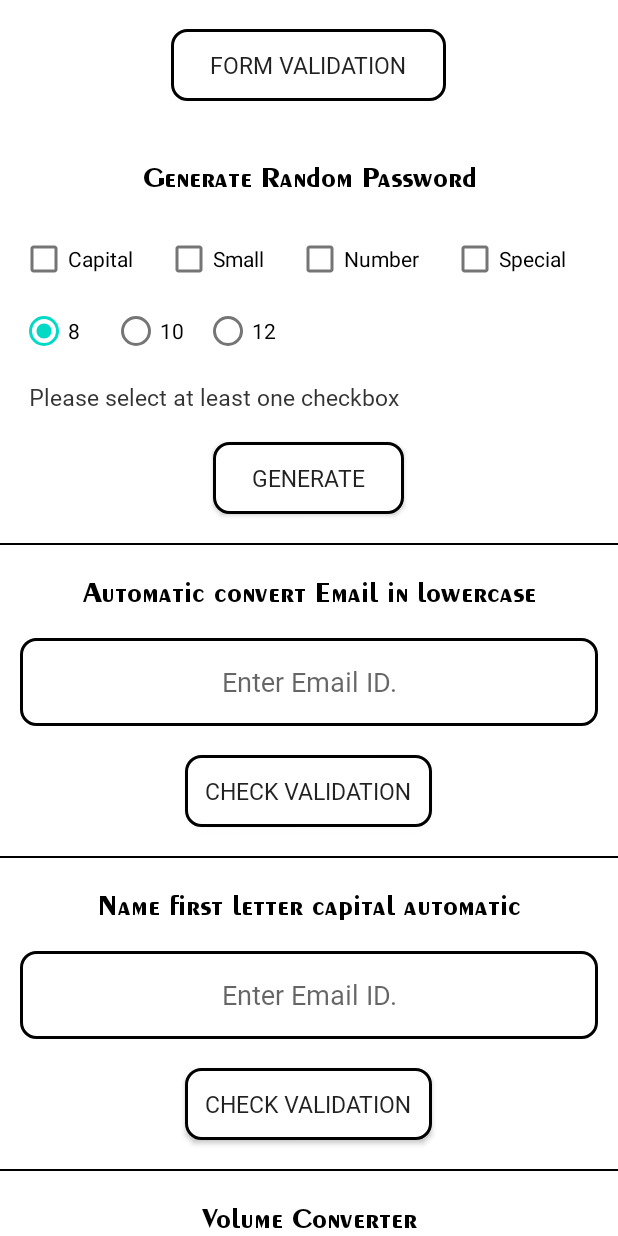
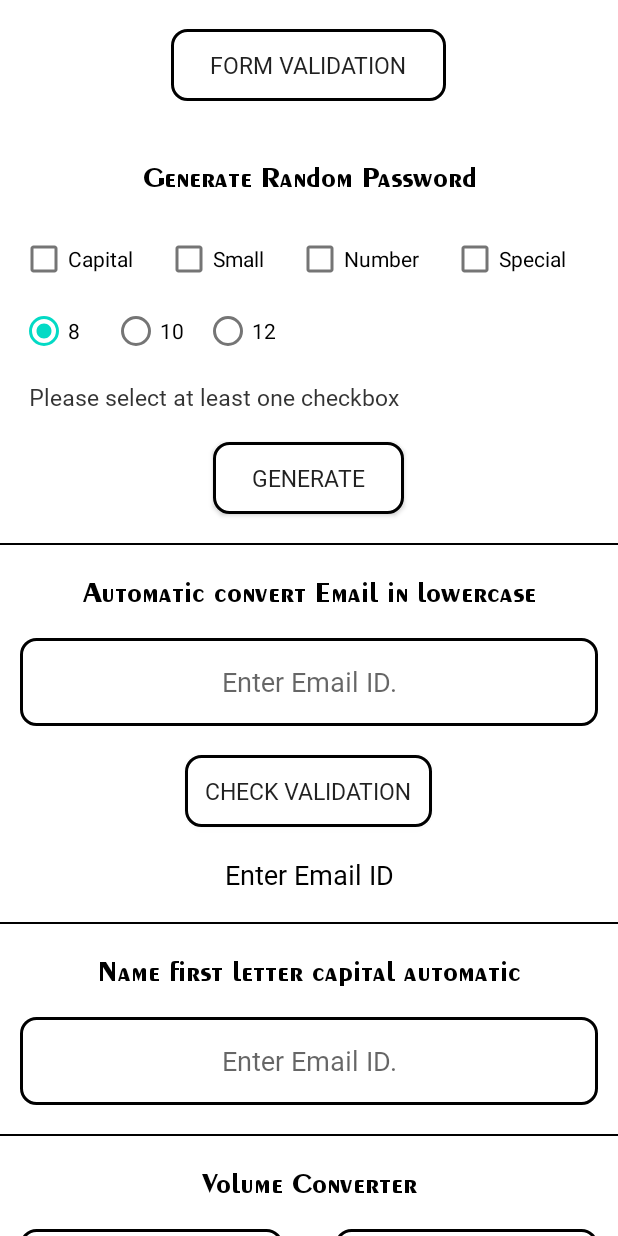
Before and after one commit to chiragmiracle/miraclevalidatejava, an Android app: the screen it shows after launch (MainActivity), after a tap on "CHECK VALIDATION", on a phone screen of 412 x 824 dp. Run offline under Robolectric (Android 15) with nearby library versions, the phone set to English and light mode, and no system bars; our stand-ins replace sdp/ssp sizes; 2 other taps on this screen came first.

Commit message:
readme demo1

```diff
--- a/app/src/main/java/com/miracle/validation/MainActivity.java
+++ b/app/src/main/java/com/miracle/validation/MainActivity.java
@@ -106,9 +106,9 @@ public class MainActivity extends AppCompatActivity {
     //Email Auto LowerCas Convert
     private AppCompatButton email_lower_validation;
     private EditText et_email_lower;
+    private TextView email_lower_result;
 
     //name first latter capital Convert
-    private AppCompatButton name_cap_validation;
     private EditText et_name_cap;
 
     private AppCompatButton ll_form;
@@ -142,23 +142,18 @@ public class MainActivity extends AppCompatActivity {
 
     private void nameFirstLatterCapital() {
         Validation.validateAutoCapitalizeFirstLetter(et_name_cap);
-        name_cap_validation.setOnClickListener(v -> {
-            if (TextUtils.isEmpty(et_name_cap.getText().toString())) {
-                Toast.makeText(getApplicationContext(), "Enter Your Name", Toast.LENGTH_LONG).show();
-            }
-        });
     }
 
     private void emailLowerValidation() {
         Validation.validateAutoLowerCaseEmail(et_email_lower);
         email_lower_validation.setOnClickListener(v -> {
             if (TextUtils.isEmpty(et_email_lower.getText().toString())) {
-                Toast.makeText(getApplicationContext(), "Enter Email ID", Toast.LENGTH_LONG).show();
+                email_lower_result.setText("Enter Email ID");
             } else {
                 if (Validation.validateEmail(et_email_lower.getText().toString())) {
-                    Toast.makeText(getApplicationContext(), "Valid Email", Toast.LENGTH_LONG).show();
+                    email_lower_result.setText("Valid Email");
                 } else {
-                    Toast.makeText(getApplicationContext(), "Invalid Email", Toast.LENGTH_LONG).show();
+                    email_lower_result.setText("Invalid Email");
                 }
             }
         });
@@ -183,20 +178,16 @@ public class MainActivity extends AppCompatActivity {
                 }
 
                 // when  UPPER CASE selected
-                if (pass_chkCapital.isChecked())
-                    passSel.add(1);
+                if (pass_chkCapital.isChecked()) passSel.add(1);
 
                 // when  LOWER CASE selected
-                if (pass_chkSmall.isChecked())
-                    passSel.add(3);
+                if (pass_chkSmall.isChecked()) passSel.add(3);
 
                 // when  Number  selected
-                if (pass_chkNumber.isChecked())
-                    passSel.add(0);
+                if (pass_chkNumber.isChecked()) passSel.add(0);
 
                 // when  Special selected
-                if (pass_chkSpec.isChecked())
-                    passSel.add(2);
+                if (pass_chkSpec.isChecked()) passSel.add(2);
 
                 for (int i = 1; i <= MAX_CHAR; ) {
 
@@ -224,8 +215,7 @@ public class MainActivity extends AppCompatActivity {
     }
 
     private void volumeConverter() {
-        ArrayAdapter<CharSequence> adapter = ArrayAdapter.createFromResource(this,
-                R.array.conversion_options, android.R.layout.simple_spinner_item);
+        ArrayAdapter<CharSequence> adapter = ArrayAdapter.createFromResource(this, R.array.conversion_options, android.R.layout.simple_spinner_item);
         adapter.setDropDownViewResource(android.R.layout.simple_spinner_dropdown_item);
         volume_sp1.setAdapter(adapter);
         volume_sp2.setAdapter(adapter);
@@ -272,8 +262,7 @@ public class MainActivity extends AppCompatActivity {
     }
 
     private void lengthConverter() {
-        ArrayAdapter<CharSequence> adapter = ArrayAdapter.createFromResource(this,
-                R.array.length_array, android.R.layout.simple_spinner_item);
+        ArrayAdapter<CharSequence> adapter = ArrayAdapter.createFromResource(this, R.array.length_array, android.R.layout.simple_spinner_item);
         adapter.setDropDownViewResource(android.R.layout.simple_spinner_dropdown_item);
         length_sp1.setAdapter(adapter);
         length_sp2.setAdapter(adapter);
@@ -292,8 +281,7 @@ public class MainActivity extends AppCompatActivity {
     }
 
     private void MassConverter() {
-        ArrayAdapter<CharSequence> adapter = ArrayAdapter.createFromResource(this,
-                R.array.units_array, android.R.layout.simple_spinner_item);
+        ArrayAdapter<CharSequence> adapter = ArrayAdapter.createFromResource(this, R.array.units_array, android.R.layout.simple_spinner_item);
         adapter.setDropDownViewResource(android.R.layout.simple_spinner_dropdown_item);
         mass_sp1.setAdapter(adapter);
         mass_sp2.setAdapter(adapter);
@@ -491,9 +479,9 @@ public class MainActivity extends AppCompatActivity {
 
         email_lower_validation = findViewById(R.id.email_lower_validation);
         et_email_lower = findViewById(R.id.et_email_lower);
+        email_lower_result = findViewById(R.id.email_lower_result);
 
         et_name_cap = findViewById(R.id.et_name_cap);
-        name_cap_validation = findViewById(R.id.name_cap_validation);
 
         pass_chkCapital = findViewById(R.id.pass_checkBox1);
         pass_chkSmall = findViewById(R.id.pass_checkBox2);
@@ -550,15 +538,11 @@ public class MainActivity extends AppCompatActivity {
     public void onBackPressed() {
         AlertDialog.Builder alertDialogBuilder = new AlertDialog.Builder(MainActivity.this);
         alertDialogBuilder.setTitle("Exit");
-        alertDialogBuilder
-                .setMessage("Do you really want to exit?")
-                .setCancelable(false)
-                .setPositiveButton("Yes", new DialogInterface.OnClickListener() {
+        alertDialogBuilder.setMessage("Do you really want to exit?").setCancelable(false).setPositiveButton("Yes", new DialogInterface.OnClickListener() {
             public void onClick(DialogInterface dialog, int id) {
                 MainActivity.this.finish();
             }
-                })
-                .setNegativeButton("No", new DialogInterface.OnClickListener() {
+        }).setNegativeButton("No", new DialogInterface.OnClickListener() {
             public void onClick(DialogInterface dialog, int id) {
                 dialog.cancel();
             }
--- a/app/src/main/res/layout/activity_main.xml
+++ b/app/src/main/res/layout/activity_main.xml
@@ -205,6 +205,18 @@
                     android:text="Check Validation"
                     android:textSize="@dimen/_12ssp" />
 
+                <TextView
+                    android:id="@+id/email_lower_result"
+                    android:layout_width="match_parent"
+                    android:layout_height="wrap_content"
+                    android:layout_marginHorizontal="@dimen/_15sdp"
+                    android:layout_marginBottom="@dimen/_15sdp"
+                    android:fontFamily="@font/reg"
+                    android:gravity="center"
+                    android:text=""
+                    android:textColor="@color/black"
+                    android:textSize="@dimen/_14ssp" />
+
             </LinearLayout>
 
             <View
@@ -238,23 +250,12 @@
                     android:fontFamily="@font/reg"
                     android:gravity="center"
                     android:hint="Enter Email ID."
+                    android:layout_marginBottom="@dimen/_15sdp"
                     android:inputType="textEmailAddress"
                     android:paddingHorizontal="@dimen/_10sdp"
                     android:singleLine="true"
                     android:textSize="@dimen/_14ssp" />
 
-                <androidx.appcompat.widget.AppCompatButton
-                    android:id="@+id/name_cap_validation"
-                    android:layout_width="wrap_content"
-                    android:layout_height="wrap_content"
-                    android:layout_gravity="center"
-                    android:layout_marginVertical="@dimen/_15sdp"
-                    android:background="@drawable/btn_shape"
-                    android:fontFamily="@font/bold"
-                    android:paddingHorizontal="@dimen/_10sdp"
-                    android:paddingVertical="@dimen/_3sdp"
-                    android:text="Check Validation"
-                    android:textSize="@dimen/_12ssp" />
 
             </LinearLayout>
 
```
Also changed, not shown: 1 other file. Lines whose indentation alone changed are shown as unchanged.
